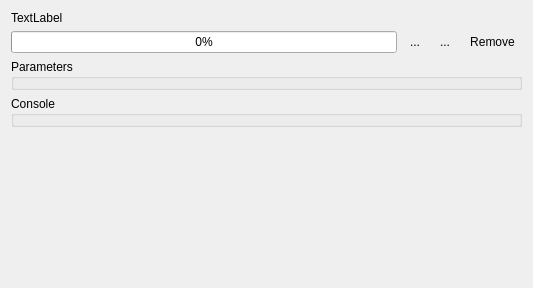
Before: the Qt Designer form Plugins/org.mitk.gui.qt.cli/src/QmitkCmdLineModuleProgressWidget.ui in MITK/MITK, drawn with Qt 5.
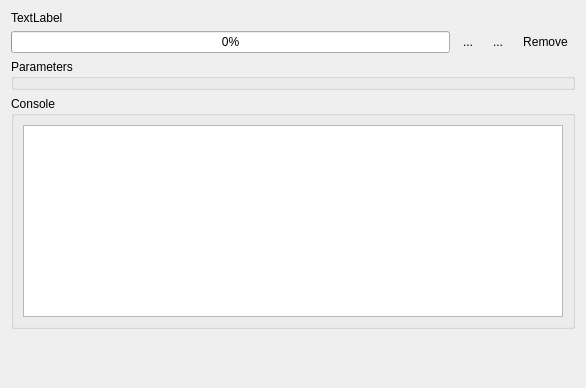
After: the same form once the commit is applied. Icons and pictures are not drawn. Custom widgets are drawn as their Qt base class.

Commit message: Moved processing logic out of CommandLineModulesView and into QmitkCmdLineModuleProgressWidget

```diff
--- a/Plugins/org.mitk.gui.qt.cli/src/QmitkCmdLineModuleProgressWidget.ui
+++ b/Plugins/org.mitk.gui.qt.cli/src/QmitkCmdLineModuleProgressWidget.ui
@@ -6,8 +6,8 @@
    <rect>
     <x>0</x>
     <y>0</y>
-    <width>533</width>
-    <height>288</height>
+    <width>586</width>
+    <height>388</height>
    </rect>
   </property>
   <property name="windowTitle">
@@ -97,6 +97,11 @@
      <property name="title">
       <string>Console</string>
      </property>
+     <layout class="QHBoxLayout" name="horizontalLayout_2">
+      <item>
+       <widget class="QPlainTextEdit" name="m_Console"/>
+      </item>
+     </layout>
     </widget>
    </item>
    <item>
@@ -104,13 +109,10 @@
      <property name="orientation">
       <enum>Qt::Vertical</enum>
      </property>
-     <property name="sizeType">
-      <enum>QSizePolicy::Expanding</enum>
-     </property>
      <property name="sizeHint" stdset="0">
       <size>
        <width>20</width>
-       <height>4</height>
+       <height>30</height>
       </size>
      </property>
     </spacer>
```
The commit also changes 5 other files.
